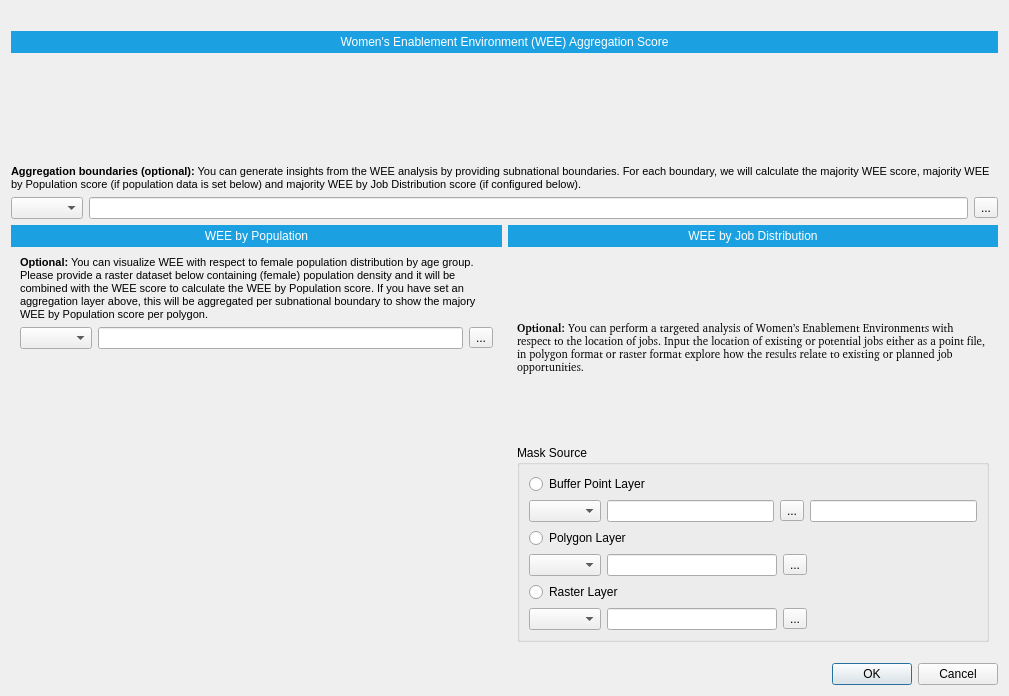
The window that geest/ui/insights_panel_base.ui (worldbank/GEEST) describes before a commit, drawn with Qt 5.
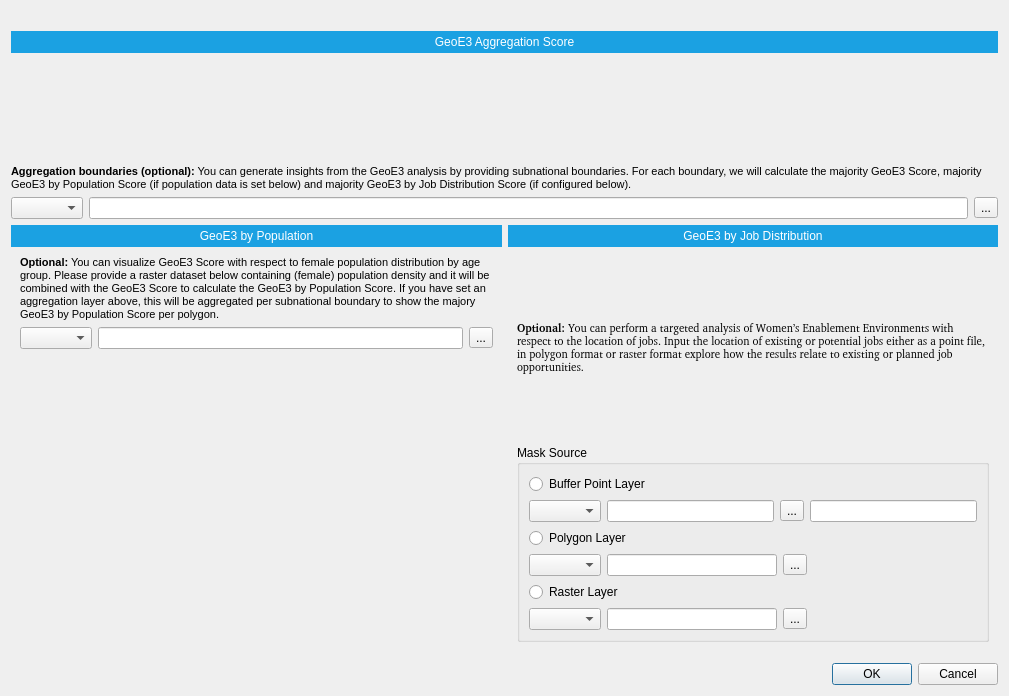
The same window after the commit. Icons and pictures are not drawn.

What changed in the file:
```diff
--- a/geest/ui/insights_panel_base.ui
+++ b/geest/ui/insights_panel_base.ui
@@ -30,7 +30,7 @@
 padding: 4px;</string>
        </property>
        <property name="text">
-        <string>Women's Enablement Environment (WEE) Aggregation Score</string>
+        <string>GeoE3 Aggregation Score</string>
        </property>
        <property name="textFormat">
         <enum>Qt::PlainText</enum>
@@ -124,7 +124,7 @@
 padding: 4px;</string>
        </property>
        <property name="text">
-        <string>WEE by Job Distribution</string>
+        <string>GeoE3 by Job Distribution</string>
        </property>
        <property name="textFormat">
         <enum>Qt::PlainText</enum>
@@ -145,7 +145,7 @@
 padding: 4px;</string>
        </property>
        <property name="text">
-        <string>WEE by Population</string>
+        <string>GeoE3 by Population</string>
        </property>
        <property name="textFormat">
         <enum>Qt::PlainText</enum>
@@ -320,7 +320,7 @@
         <item row="0" column="0">
          <widget class="QLabel" name="wee_x_population_description">
           <property name="text">
-           <string>&lt;html&gt;&lt;head/&gt;&lt;body&gt;&lt;p&gt;&lt;span style=&quot; font-size:8pt; font-weight:600;&quot;&gt;Optional:&lt;/span&gt;&lt;span style=&quot; font-size:8pt;&quot;&gt; You can visualize WEE with respect to female population distribution by age group. Please provide a raster dataset below containing (female) population density and it will be combined with the WEE score to calculate the WEE by Population score. If you have set an aggregation layer above, this will be aggregated per subnational boundary to show the majory WEE by Population score per polygon.&lt;/span&gt;&lt;/p&gt;&lt;/body&gt;&lt;/html&gt;</string>
+           <string>&lt;html&gt;&lt;head/&gt;&lt;body&gt;&lt;p&gt;&lt;span style=&quot; font-size:8pt; font-weight:600;&quot;&gt;Optional:&lt;/span&gt;&lt;span style=&quot; font-size:8pt;&quot;&gt; You can visualize GeoE3 Score with respect to female population distribution by age group. Please provide a raster dataset below containing (female) population density and it will be combined with the GeoE3 Score to calculate the GeoE3 by Population Score. If you have set an aggregation layer above, this will be aggregated per subnational boundary to show the majory GeoE3 by Population Score per polygon.&lt;/span&gt;&lt;/p&gt;&lt;/body&gt;&lt;/html&gt;</string>
           </property>
           <property name="wordWrap">
            <bool>true</bool>
@@ -378,7 +378,7 @@
    <item row="2" column="0">
     <widget class="QLabel" name="aggregation_description">
      <property name="text">
-      <string>&lt;html&gt;&lt;head/&gt;&lt;body&gt;&lt;p&gt;&lt;span style=&quot; font-size:8pt; font-weight:600;&quot;&gt;Aggregation boundaries (optional):&lt;/span&gt;&lt;span style=&quot; font-size:8pt;&quot;&gt; You can generate insights from the WEE analysis by providing subnational boundaries. For each boundary, we will calculate the majority WEE score, majority WEE by Population score (if population data is set below) and majority WEE by Job Distribution score (if configured below).&lt;/span&gt;&lt;/p&gt;&lt;/body&gt;&lt;/html&gt;</string>
+      <string>&lt;html&gt;&lt;head/&gt;&lt;body&gt;&lt;p&gt;&lt;span style=&quot; font-size:8pt; font-weight:600;&quot;&gt;Aggregation boundaries (optional):&lt;/span&gt;&lt;span style=&quot; font-size:8pt;&quot;&gt; You can generate insights from the GeoE3 analysis by providing subnational boundaries. For each boundary, we will calculate the majority GeoE3 Score, majority GeoE3 by Population Score (if population data is set below) and majority GeoE3 by Job Distribution Score (if configured below).&lt;/span&gt;&lt;/p&gt;&lt;/body&gt;&lt;/html&gt;</string>
      </property>
      <property name="wordWrap">
       <bool>true</bool>
```
Left out of the diff: 18 changed lines with no effect on the pictures.
